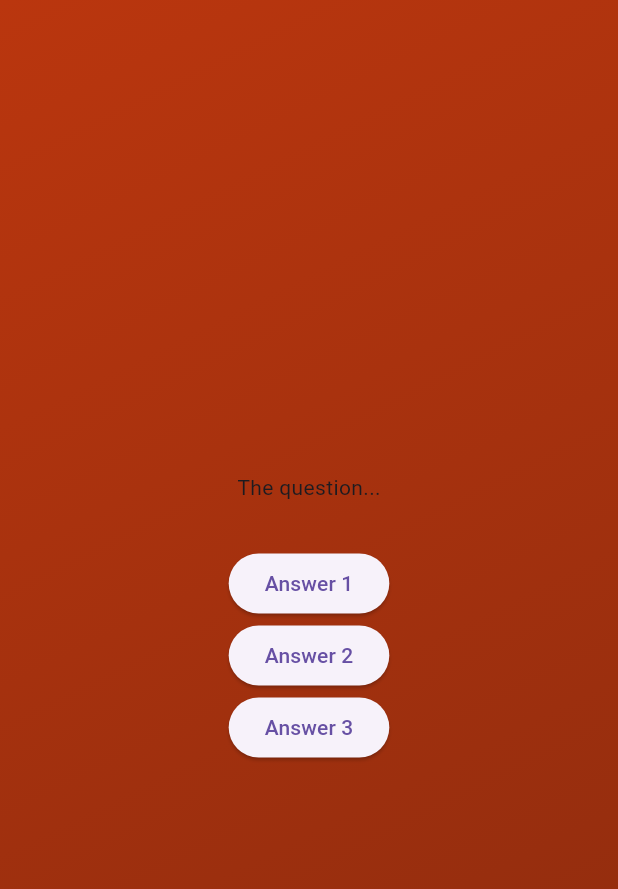
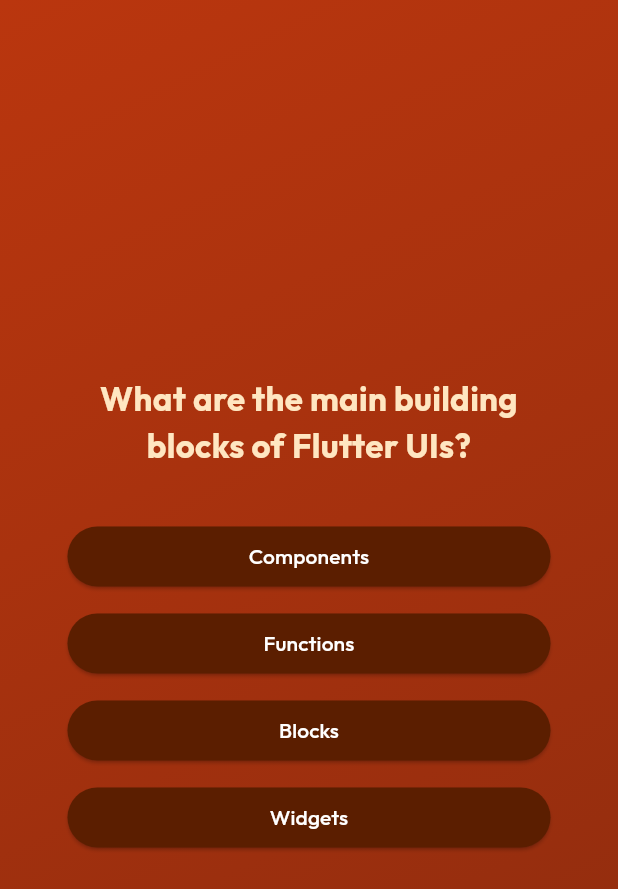
Before and after one commit to IvanBodnarash/Flutter-Quiz-App, a Flutter app: the screen it shows after launch, after a tap on "Start Quiz", on a phone screen of 412 x 824 dp. Shown: the top 889 px of the screen. Run offline on Flutter 3.47's test engine with Material 3 defaults, Android fonts, the phone set to English and light mode, and no system bars; our stand-ins replace google_fonts.

Commit message:
displaying and shuffling questions and answers && adding google fonts commit

```diff
--- /dev/null
+++ b/lib/answer_button.dart
@@ -0,0 +1,38 @@
+import 'package:flutter/material.dart';
+import 'package:google_fonts/google_fonts.dart';
+
+class AnswerButton extends StatelessWidget {
+  const AnswerButton({
+    super.key,
+    required this.answerText,
+    required this.onTap,
+  });
+
+  final String answerText;
+  final void Function() onTap;
+
+  @override
+  Widget build(BuildContext context) {
+    return ElevatedButton(
+      onPressed: onTap,
+      style: ElevatedButton.styleFrom(
+        padding: const EdgeInsets.symmetric(
+          vertical: 10,
+          horizontal: 40,
+        ),
+        backgroundColor: const Color.fromARGB(255, 91, 30, 0),
+        foregroundColor: Colors.white,
+        shape: RoundedRectangleBorder(
+          borderRadius: BorderRadius.circular(40),
+        ),
+      ),
+      child: Text(
+        answerText,
+        textAlign: TextAlign.center,
+        style: GoogleFonts.outfit(
+          color: Colors.white,
+        ),
+      ),
+    );
+  }
+}
--- a/lib/models/quiz_question.dart
+++ b/lib/models/quiz_question.dart
@@ -3,4 +3,10 @@ class QuizQuestion {
 
   final String text;
   final List<String> answers;
+
+  List<String> getShuffleAnswers() {
+    final shuffledList = List.of(answers);
+    shuffledList.shuffle();
+    return shuffledList;
+  }
 }
--- a/lib/questions_screen.dart
+++ b/lib/questions_screen.dart
@@ -1,4 +1,8 @@
 import 'package:flutter/material.dart';
+import 'package:google_fonts/google_fonts.dart';
+
+import 'package:quiz_app/answer_button.dart';
+import 'package:quiz_app/data/questions.dart';
 
 class QuestinsScreen extends StatefulWidget {
   const QuestinsScreen({super.key});
@@ -10,28 +14,47 @@ class QuestinsScreen extends StatefulWidget {
 }
 
 class _QuestionsScreenState extends State<QuestinsScreen> {
+  var currentQuestionIndex = 0;
+
+  void answerQuestion() {
+    setState(() {
+      currentQuestionIndex++;
+    });
+  }
+
   @override
   Widget build(context) {
+    final currentQuestion = questions[currentQuestionIndex];
+
     return SizedBox(
       width: double.infinity,
+      child: Container(
+        margin: const EdgeInsets.all(40),
         child: Column(
           mainAxisAlignment: MainAxisAlignment.center,
+          crossAxisAlignment: CrossAxisAlignment.stretch,
           children: [
-          const Text('The question...'),
+            Text(
+              currentQuestion.text,
+              style: GoogleFonts.outfit(
+                color: const Color.fromARGB(255, 255, 230, 193),
+                fontSize: 22,
+                fontWeight: FontWeight.bold,
+              ),
+              textAlign: TextAlign.center,
+            ),
             const SizedBox(height: 30),
-          ElevatedButton(
-            onPressed: () {},
-            child: const Text('Answer 1'),
+            ...currentQuestion.getShuffleAnswers().map((answer) {
+              return Container(
+                margin: const EdgeInsets.all(5),
+                child: AnswerButton(
+                  answerText: answer,
+                  onTap: answerQuestion,
                 ),
-          ElevatedButton(
-            onPressed: () {},
-            child: const Text('Answer 2'),
+              );
+            })
+          ],
         ),
-          ElevatedButton(
-            onPressed: () {},
-            child: const Text('Answer 3'),
-          ),
-        ],
       ),
     );
   }
--- a/lib/start_screen.dart
+++ b/lib/start_screen.dart
@@ -1,5 +1,5 @@
 import 'package:flutter/material.dart';
-// import 'package:flutter/widgets.dart';
+import 'package:google_fonts/google_fonts.dart';
 
 class StartScreen extends StatelessWidget {
   const StartScreen(this.startQuiz, {super.key});
@@ -12,11 +12,11 @@ class StartScreen extends StatelessWidget {
       child: Column(
         mainAxisSize: MainAxisSize.min,
         children: [
-            Image.asset(
-              'assets/images/quiz-logo.png',
-              width: 300,
-              color: const Color.fromARGB(167, 255, 255, 255),
-            ),
+          Image.asset(
+            'assets/images/quiz-logo.png',
+            width: 300,
+            color: const Color.fromARGB(167, 255, 255, 255),
+          ),
           // Opacity(
           //   opacity: 0.6,
           //   child: Image.asset(
@@ -25,10 +25,10 @@ class StartScreen extends StatelessWidget {
           //   ),
           // ),
           const SizedBox(height: 80),
-          const Text(
+          Text(
             'Learn Flutter the fun way!',
-            style: TextStyle(
-              color: Color.fromARGB(255, 255, 232, 220),
+            style: GoogleFonts.outfit(
+              color: const Color.fromARGB(255, 255, 232, 220),
               fontSize: 24,
             ),
           ),
@@ -36,10 +36,13 @@ class StartScreen extends StatelessWidget {
           OutlinedButton.icon(
             onPressed: startQuiz,
             style: OutlinedButton.styleFrom(
-              foregroundColor:  const Color.fromARGB(255, 255, 255, 255),
+              foregroundColor: const Color.fromARGB(255, 255, 255, 255),
             ),
             icon: const Icon(Icons.arrow_right_alt),
-            label: const Text('Start Quiz'),
+            label: Text(
+              'Start Quiz',
+              style: GoogleFonts.outfit(),
+            ),
           ),
         ],
       ),
--- a/pubspec.yaml
+++ b/pubspec.yaml
@@ -35,6 +35,7 @@ dependencies:
   # The following adds the Cupertino Icons font to your application.
   # Use with the CupertinoIcons class for iOS style icons.
   cupertino_icons: ^1.0.6
+  google_fonts: ^6.2.0
 
 dev_dependencies:
   flutter_test:
```
Also changed, not shown: pubspec.lock, 1 other file. Lines whose indentation alone changed are shown as unchanged.
